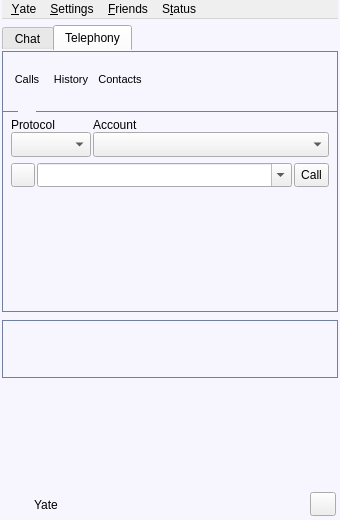
The window that share/skins/default/qt4client.ui (iseelgy/yate) describes before a commit, drawn with Qt 5.
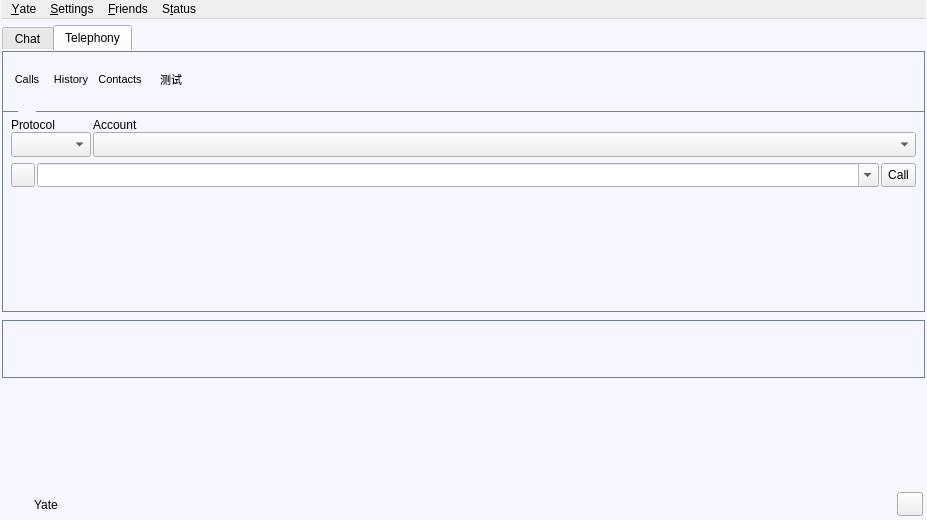
The same window after the commit. Icons and pictures are not drawn.

What changed in the file:
```diff
--- a/share/skins/default/qt4client.ui
+++ b/share/skins/default/qt4client.ui
@@ -1,11 +1,11 @@
 <ui version="4.0" >
  <class>mainwindow</class>
- <widget class="QWidget" name="mainwindow" >
-  <property name="geometry" >
+ <widget class="QWidget" name="mainwindow">
+  <property name="geometry">
    <rect>
     <x>0</x>
     <y>0</y>
-    <width>340</width>
+    <width>927</width>
     <height>520</height>
    </rect>
   </property>
@@ -70,8 +70,8 @@
        <verstretch>0</verstretch>
       </sizepolicy>
      </property>
-     <widget class="QMenu" name="menuYate" >
-      <property name="title" >
+     <widget class="QMenu" name="menuYate">
+      <property name="title">
        <string>&amp;Yate</string>
       </property>
       <property name="separatorsCollapsible" >
@@ -92,8 +92,8 @@
       <addaction name="separator" />
       <addaction name="quit" />
      </widget>
-     <widget class="QMenu" name="menuSettings" >
-      <property name="title" >
+     <widget class="QMenu" name="menuSettings">
+      <property name="title">
        <string>&amp;Settings</string>
       </property>
       <property name="separatorsCollapsible" >
@@ -105,8 +105,8 @@
       <addaction name="action_show_fileprogress" />
       <addaction name="messages_show" />
      </widget>
-     <widget class="QMenu" name="menuStatus" >
-      <property name="title" >
+     <widget class="QMenu" name="menuStatus">
+      <property name="title">
        <string>S&amp;tatus</string>
       </property>
       <addaction name="setStatusOnline" />
@@ -117,8 +117,8 @@
       <addaction name="separator" />
       <addaction name="setStatusOffline" />
      </widget>
-     <widget class="QMenu" name="menuFriends" >
-      <property name="title" >
+     <widget class="QMenu" name="menuFriends">
+      <property name="title">
        <string>&amp;Friends</string>
       </property>
       <property name="_yate_menuNoCopy" stdset="0" >
@@ -150,10 +150,10 @@
       <addaction name="chatcontact_showoffline" />
       <addaction name="chatcontact_flatlist" />
      </widget>
-     <addaction name="menuYate" />
-     <addaction name="menuSettings" />
-     <addaction name="menuFriends" />
-     <addaction name="menuStatus" />
+     <addaction name="menuYate"/>
+     <addaction name="menuSettings"/>
+     <addaction name="menuFriends"/>
+     <addaction name="menuStatus"/>
     </widget>
    </item>
    <item>
@@ -320,16 +320,7 @@
        <property name="spacing" >
         <number>0</number>
        </property>
-       <property name="leftMargin" >
-        <number>0</number>
-       </property>
-       <property name="topMargin" >
-        <number>0</number>
-       </property>
-       <property name="rightMargin" >
-        <number>0</number>
-       </property>
-       <property name="bottomMargin" >
+       <property name="margin">
         <number>0</number>
        </property>
        <item>
@@ -588,6 +579,60 @@
             </property>
            </widget>
           </item>
+          <item>
+           <widget class="QToolButton" name="toolButton">
+            <property name="minimumSize">
+             <size>
+              <width>50</width>
+              <height>46</height>
+             </size>
+            </property>
+            <property name="maximumSize">
+             <size>
+              <width>50</width>
+              <height>46</height>
+             </size>
+            </property>
+            <property name="styleSheet">
+             <string notr="true">QToolButton {
+  border: 0px solid #717fa0;
+  border-radius: 0px;
+  font-size: 11px;
+  background: transparent;
+}
+QToolButton:checked {
+  padding-top: 0px;
+  padding-left: 0px;
+}
+</string>
+            </property>
+            <property name="text">
+             <string>测试</string>
+            </property>
+            <property name="icon">
+             <iconset>
+              <normaloff>addchatroom_menu.png</normaloff>addchatroom_menu.png</iconset>
+            </property>
+            <property name="iconSize">
+             <size>
+              <width>26</width>
+              <height>26</height>
+             </size>
+            </property>
+            <property name="checkable">
+             <bool>true</bool>
+            </property>
+            <property name="autoExclusive">
+             <bool>true</bool>
+            </property>
+            <property name="toolButtonStyle">
+             <enum>Qt::ToolButtonTextUnderIcon</enum>
+            </property>
+            <property name="autoRaise">
+             <bool>true</bool>
+            </property>
+           </widget>
+          </item>
           <item>
            <spacer>
             <property name="orientation" >
@@ -632,16 +677,7 @@
            <property name="spacing" >
             <number>0</number>
            </property>
-           <property name="leftMargin" >
-            <number>0</number>
-           </property>
-           <property name="topMargin" >
-            <number>0</number>
-           </property>
-           <property name="rightMargin" >
-            <number>0</number>
-           </property>
-           <property name="bottomMargin" >
+           <property name="margin">
             <number>0</number>
            </property>
            <item>
@@ -656,16 +692,7 @@
               <property name="spacing" >
                <number>0</number>
               </property>
-              <property name="leftMargin" >
-               <number>0</number>
-              </property>
-              <property name="topMargin" >
-               <number>0</number>
-              </property>
-              <property name="rightMargin" >
-               <number>0</number>
-              </property>
-              <property name="bottomMargin" >
+              <property name="margin">
                <number>0</number>
               </property>
               <item>
@@ -698,16 +725,7 @@
                  <property name="spacing" >
                   <number>0</number>
                  </property>
-                 <property name="leftMargin" >
-                  <number>0</number>
-                 </property>
-                 <property name="topMargin" >
-                  <number>0</number>
-                 </property>
-                 <property name="rightMargin" >
-                  <number>0</number>
-                 </property>
-                 <property name="bottomMargin" >
+                 <property name="margin">
                   <number>0</number>
                  </property>
                  <item>
@@ -928,16 +946,7 @@
                       <property name="spacing" >
                        <number>0</number>
                       </property>
-                      <property name="leftMargin" >
-                       <number>0</number>
-                      </property>
-                      <property name="topMargin" >
-                       <number>0</number>
-                      </property>
-                      <property name="rightMargin" >
-                       <number>0</number>
-                      </property>
-                      <property name="bottomMargin" >
+                      <property name="margin">
                        <number>0</number>
                       </property>
                       <item>
@@ -993,16 +1002,7 @@
                      <property name="spacing" >
                       <number>2</number>
                      </property>
-                     <property name="leftMargin" >
-                      <number>0</number>
-                     </property>
-                     <property name="topMargin" >
-                      <number>0</number>
-                     </property>
-                     <property name="rightMargin" >
-                      <number>0</number>
-                     </property>
-                     <property name="bottomMargin" >
+                     <property name="margin">
                       <number>0</number>
                      </property>
                      <item>
@@ -1065,17 +1065,8 @@
                          <height>24</height>
                         </size>
                        </property>
-                       <layout class="QHBoxLayout" >
-                        <property name="leftMargin" >
-                         <number>0</number>
-                        </property>
-                        <property name="topMargin" >
-                         <number>0</number>
-                        </property>
-                        <property name="rightMargin" >
-                         <number>0</number>
-                        </property>
-                        <property name="bottomMargin" >
+                       <layout class="QHBoxLayout">
+                        <property name="margin">
                          <number>0</number>
                         </property>
                         <item>
@@ -1230,16 +1221,13 @@
                      <number>2</number>
                     </property>
                     <item>
-                     <layout class="QGridLayout" >
-                      <property name="horizontalSpacing" >
+                     <layout class="QGridLayout">
+                      <property name="spacing">
                        <number>1</number>
                       </property>
-                      <property name="verticalSpacing" >
-                       <number>1</number>
-                      </property>
-                      <item row="0" column="0" >
-                       <widget class="QToolButton" name="digit_1" >
-                        <property name="minimumSize" >
+                      <item row="0" column="0">
+                       <widget class="QToolButton" name="digit_1">
+                        <property name="minimumSize">
                          <size>
                           <width>42</width>
                           <height>23</height>
```
Left out of the diff: 1828 changed lines with no effect on the pictures.
